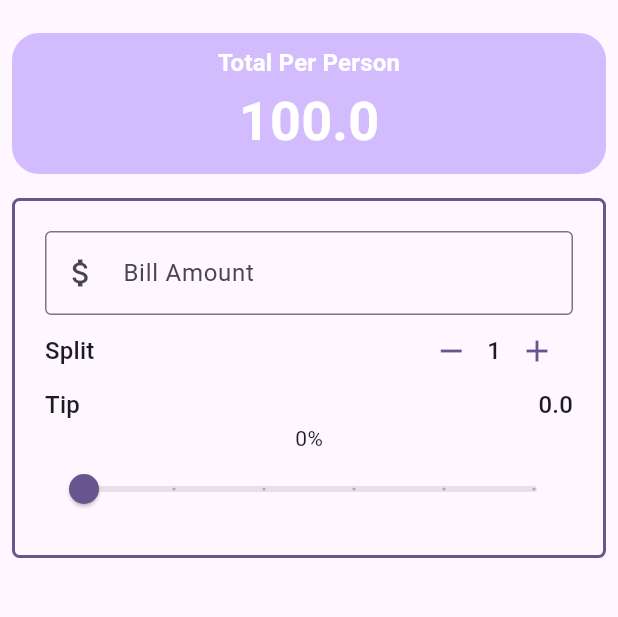
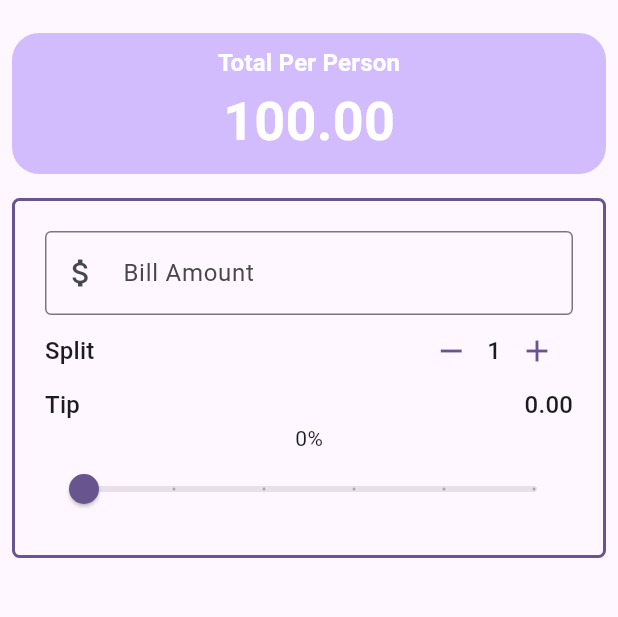
Before and after one commit to abdullahmeen/utip, a Flutter app: the screen it shows after launch, on a phone screen of 412 x 824 dp, the part 63-680 px from its top. Run offline on Flutter 3.47's test engine with Material 3 defaults, Android fonts, the phone set to English and light mode, and no system bars.

Commit message:
Refactor Widgets Final

```diff
--- a/lib/main.dart
+++ b/lib/main.dart
@@ -1,7 +1,9 @@
 import 'package:flutter/material.dart';
 import 'package:utip/widgets/bill_amount_field.dart';
 import 'package:utip/widgets/person_counter.dart';
+import 'package:utip/widgets/tip_row.dart';
 import 'package:utip/widgets/tip_slider.dart';
+import 'package:utip/widgets/total_per_person.dart';
 
 void main() {
   runApp(const MyApp());
@@ -72,29 +74,7 @@ class _UTipState extends State<UTip> {
       body: Column(
         crossAxisAlignment: CrossAxisAlignment.stretch,
         children: [
-          Padding(
-            padding: const EdgeInsets.all(08),
-            child: Container(
-              padding: const EdgeInsets.all(08),
-              decoration: BoxDecoration(
-                color: theme.colorScheme.inversePrimary,
-                borderRadius: BorderRadius.circular(18),
-                //buildthemecontext
-              ),
-              child: Column(
-                children: [
-                  Text('Total Per Person', style: style),
-                  Text(
-                    '$total',
-                    style: style.copyWith(
-                      color: theme.colorScheme.onPrimary,
-                      fontSize: theme.textTheme.displaySmall?.fontSize,
-                    ),
-                  ),
-                ],
-              ),
-            ),
-          ),
+          TotalPerPerson(theme: theme, style: style, total: total),
           //form
           Padding(
             padding: const EdgeInsets.all(8.0),
@@ -123,13 +103,7 @@ class _UTipState extends State<UTip> {
                     onIncrement: increment,
                   ),
                   //== tip section ==
-                  Row(
-                    mainAxisAlignment: MainAxisAlignment.spaceBetween,
-                    children: [
-                      Text("Tip", style: theme.textTheme.titleMedium),
-                      Text("$totaltip", style: theme.textTheme.titleMedium),
-                    ],
-                  ),
+                  RowTip(theme: theme, totaltip: totaltip),
                   // ==tipslider text==
                   Text('${(_tipPercentage * 100).round()}%'),
                   //== tipslider==
--- /dev/null
+++ b/lib/widgets/tip_row.dart
@@ -0,0 +1,24 @@
+
+import 'package:flutter/material.dart';
+
+class RowTip extends StatelessWidget {
+  const RowTip({
+    super.key,
+    required this.theme,
+    required this.totaltip,
+  });
+
+  final ThemeData theme;
+  final double totaltip;
+
+  @override
+  Widget build(BuildContext context) {
+    return Row(
+      mainAxisAlignment: MainAxisAlignment.spaceBetween,
+      children: [
+        Text("Tip", style: theme.textTheme.titleMedium),
+        Text(totaltip.toStringAsFixed(2), style: theme.textTheme.titleMedium),
+      ],
+    );
+  }
+}
--- /dev/null
+++ b/lib/widgets/total_per_person.dart
@@ -0,0 +1,41 @@
+import 'package:flutter/material.dart';
+
+class TotalPerPerson extends StatelessWidget {
+  const TotalPerPerson({
+    super.key,
+    required this.theme,
+    required this.style,
+    required this.total,
+  });
+
+  final ThemeData theme;
+  final TextStyle style;
+  final double total;
+
+  @override
+  Widget build(BuildContext context) {
+    return Padding(
+      padding: const EdgeInsets.all(08),
+      child: Container(
+        padding: const EdgeInsets.all(08),
+        decoration: BoxDecoration(
+          color: theme.colorScheme.inversePrimary,
+          borderRadius: BorderRadius.circular(18),
+          //buildthemecontext
+        ),
+        child: Column(
+          children: [
+            Text('Total Per Person', style: style),
+            Text(
+              total.toStringAsFixed(2),
+              style: style.copyWith(
+                color: theme.colorScheme.onPrimary,
+                fontSize: theme.textTheme.displaySmall?.fontSize,
+              ),
+            ),
+          ],
+        ),
+      ),
+    );
+  }
+}
```
